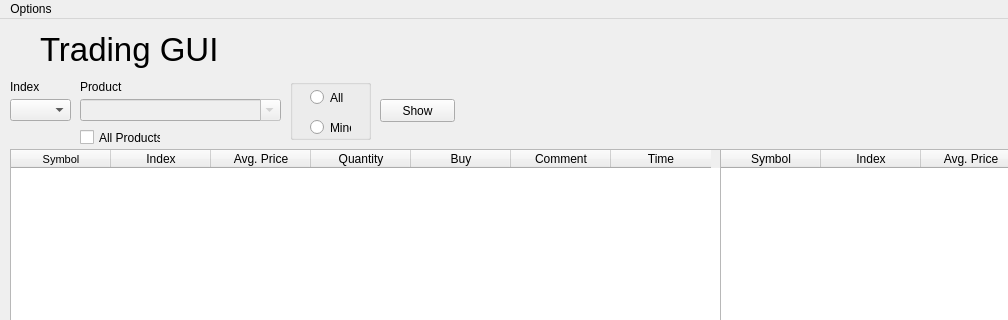
Before: the Qt Designer form mex_main.ui in tradebrse/MEX_Client, drawn with Qt 5; both pictures show x 0 to 1008 and y 0 to 320 of the 1444 by 836 pixel window.
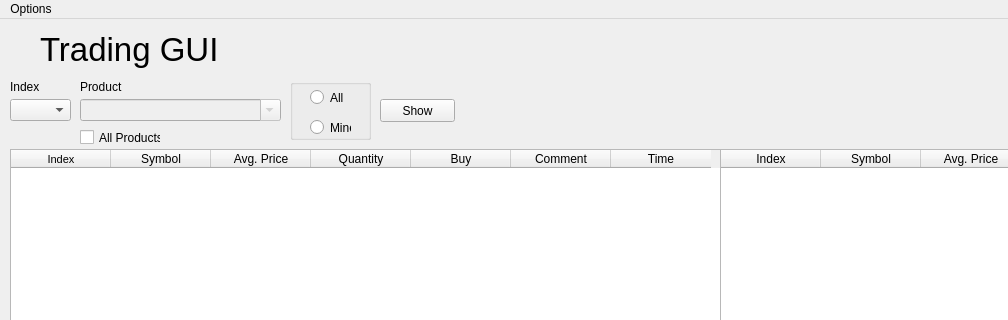
After: the same form once the commit is applied.

What changed in the file:
```diff
--- a/mex_main.ui
+++ b/mex_main.ui
@@ -153,7 +153,7 @@
     </property>
     <column>
      <property name="text">
-      <string>Symbol</string>
+      <string>Index</string>
      </property>
      <property name="font">
       <font>
@@ -163,7 +163,7 @@
     </column>
     <column>
      <property name="text">
-      <string>Index</string>
+      <string>Symbol</string>
      </property>
     </column>
     <column>
@@ -261,12 +261,12 @@
     </property>
     <column>
      <property name="text">
-      <string>Symbol</string>
+      <string>Index</string>
      </property>
     </column>
     <column>
      <property name="text">
-      <string>Index</string>
+      <string>Symbol</string>
      </property>
     </column>
     <column>
```
